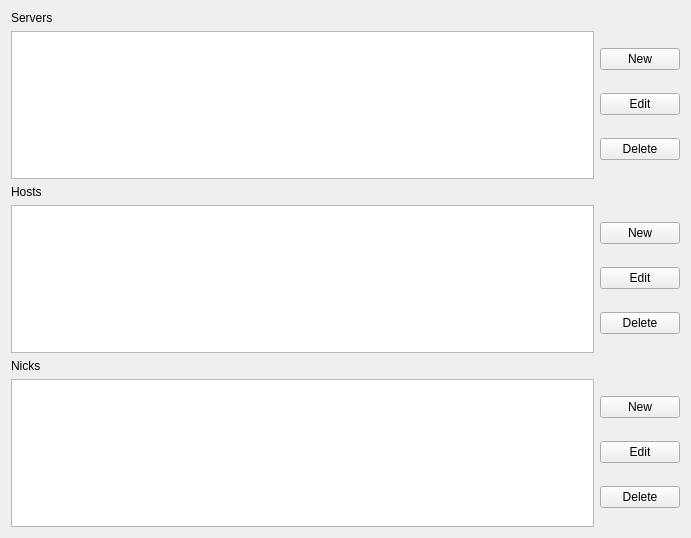
First picture: the form in ui_forms/ircSettings.ui, repository 0x17de/HarpoonClient, before the edit.
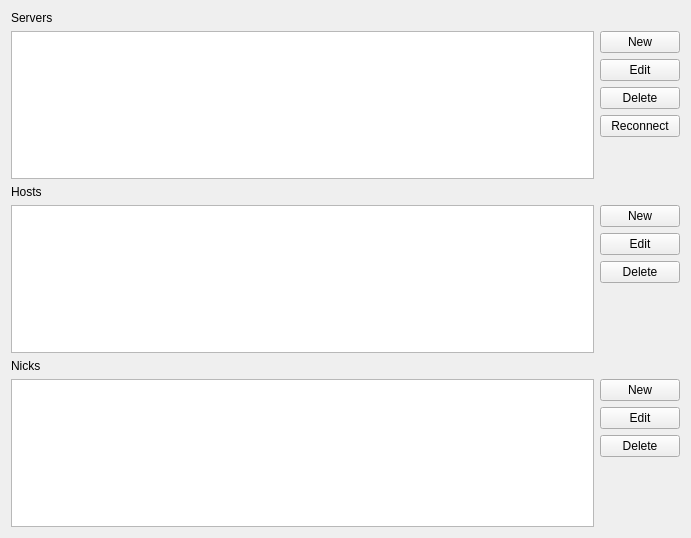
Second picture: the form after the edit.

Commit message: reconnect button in irc settings

```diff
--- a/ui_forms/ircSettings.ui
+++ b/ui_forms/ircSettings.ui
@@ -49,6 +49,26 @@
          </property>
         </widget>
        </item>
+       <item>
+        <widget class="QPushButton" name="btnRestart">
+         <property name="text">
+          <string>Reconnect</string>
+         </property>
+        </widget>
+       </item>
+       <item>
+        <spacer name="verticalSpacer">
+         <property name="orientation">
+          <enum>Qt::Vertical</enum>
+         </property>
+         <property name="sizeHint" stdset="0">
+          <size>
+           <width>20</width>
+           <height>40</height>
+          </size>
+         </property>
+        </spacer>
+       </item>
       </layout>
      </item>
     </layout>
@@ -88,6 +108,19 @@
          </property>
         </widget>
        </item>
+       <item>
+        <spacer name="verticalSpacer_2">
+         <property name="orientation">
+          <enum>Qt::Vertical</enum>
+         </property>
+         <property name="sizeHint" stdset="0">
+          <size>
+           <width>20</width>
+           <height>40</height>
+          </size>
+         </property>
+        </spacer>
+       </item>
       </layout>
      </item>
     </layout>
@@ -127,6 +160,19 @@
          </property>
         </widget>
        </item>
+       <item>
+        <spacer name="verticalSpacer_3">
+         <property name="orientation">
+          <enum>Qt::Vertical</enum>
+         </property>
+         <property name="sizeHint" stdset="0">
+          <size>
+           <width>20</width>
+           <height>40</height>
+          </size>
+         </property>
+        </spacer>
+       </item>
       </layout>
      </item>
     </layout>
```
Left out of the diff: 2 changed lines with no effect on the pictures.
